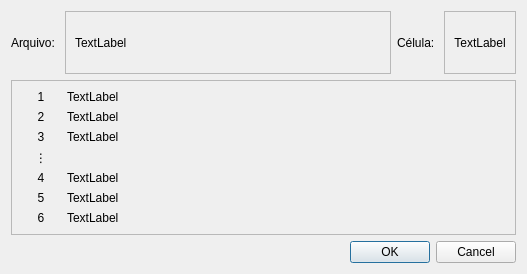
Old version of the form corretor/ui/form_show_names.ui in the repository luis-dafonseca/CorretorENA.
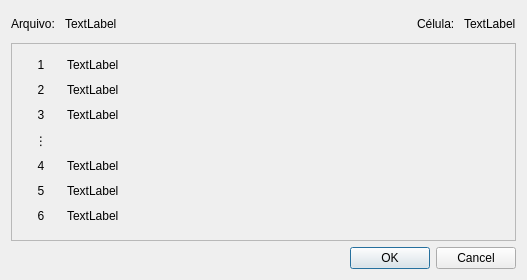
New version of the form.

Patch:
```diff
--- a/corretor/ui/form_show_names.ui
+++ b/corretor/ui/form_show_names.ui
@@ -7,7 +7,7 @@
     <x>0</x>
     <y>0</y>
     <width>527</width>
-    <height>274</height>
+    <height>280</height>
    </rect>
   </property>
   <property name="windowTitle">
@@ -18,75 +18,87 @@
     <layout class="QHBoxLayout" name="horizontalLayout_2">
      <item>
       <widget class="QLabel" name="label_8">
+       <property name="sizePolicy">
+        <sizepolicy hsizetype="Preferred" vsizetype="Fixed">
+         <horstretch>0</horstretch>
+         <verstretch>0</verstretch>
+        </sizepolicy>
+       </property>
+       <property name="minimumSize">
+        <size>
+         <width>0</width>
+         <height>26</height>
+        </size>
+       </property>
        <property name="text">
         <string>Arquivo: </string>
        </property>
       </widget>
      </item>
      <item>
-      <widget class="QFrame" name="frame_2">
+      <widget class="QLabel" name="labelFileName">
+       <property name="sizePolicy">
+        <sizepolicy hsizetype="Preferred" vsizetype="Fixed">
+         <horstretch>2</horstretch>
+         <verstretch>0</verstretch>
+        </sizepolicy>
+       </property>
+       <property name="minimumSize">
+        <size>
+         <width>0</width>
+         <height>26</height>
+        </size>
+       </property>
        <property name="frameShape">
-        <enum>QFrame::StyledPanel</enum>
+        <enum>QFrame::NoFrame</enum>
        </property>
-       <property name="frameShadow">
-        <enum>QFrame::Raised</enum>
+       <property name="text">
+        <string>TextLabel</string>
        </property>
-       <layout class="QGridLayout" name="gridLayout_3">
-        <item row="0" column="0">
-         <widget class="QLabel" name="labelFileName">
-          <property name="sizePolicy">
-           <sizepolicy hsizetype="Preferred" vsizetype="Preferred">
-            <horstretch>2</horstretch>
-            <verstretch>0</verstretch>
-           </sizepolicy>
-          </property>
-          <property name="text">
-           <string>TextLabel</string>
-          </property>
-         </widget>
-        </item>
-       </layout>
       </widget>
      </item>
      <item>
       <widget class="QLabel" name="label_6">
+       <property name="sizePolicy">
+        <sizepolicy hsizetype="Preferred" vsizetype="Fixed">
+         <horstretch>0</horstretch>
+         <verstretch>0</verstretch>
+        </sizepolicy>
+       </property>
+       <property name="minimumSize">
+        <size>
+         <width>0</width>
+         <height>26</height>
+        </size>
+       </property>
        <property name="text">
         <string>Célula: </string>
        </property>
       </widget>
      </item>
      <item>
-      <widget class="QFrame" name="frame_3">
+      <widget class="QLabel" name="labelFirstName">
        <property name="sizePolicy">
-        <sizepolicy hsizetype="Preferred" vsizetype="Preferred">
+        <sizepolicy hsizetype="Preferred" vsizetype="Fixed">
          <horstretch>0</horstretch>
          <verstretch>0</verstretch>
         </sizepolicy>
        </property>
+       <property name="minimumSize">
+        <size>
+         <width>40</width>
+         <height>26</height>
+        </size>
+       </property>
        <property name="frameShape">
-        <enum>QFrame::StyledPanel</enum>
+        <enum>QFrame::NoFrame</enum>
        </property>
-       <property name="frameShadow">
-        <enum>QFrame::Raised</enum>
+       <property name="text">
+        <string>TextLabel</string>
        </property>
-       <layout class="QGridLayout" name="gridLayout_4">
-        <item row="0" column="0">
-         <widget class="QLabel" name="labelFirstName">
-          <property name="minimumSize">
-           <size>
-            <width>40</width>
-            <height>0</height>
-           </size>
-          </property>
-          <property name="text">
-           <string>TextLabel</string>
-          </property>
-          <property name="alignment">
-           <set>Qt::AlignCenter</set>
-          </property>
-         </widget>
-        </item>
-       </layout>
+       <property name="alignment">
+        <set>Qt::AlignLeading|Qt::AlignLeft|Qt::AlignVCenter</set>
+       </property>
       </widget>
      </item>
     </layout>
@@ -114,6 +126,12 @@
        <layout class="QFormLayout" name="formLayout">
         <item row="0" column="0">
          <widget class="QLabel" name="labelNumber_1">
+          <property name="sizePolicy">
+           <sizepolicy hsizetype="Fixed" vsizetype="Fixed">
+            <horstretch>0</horstretch>
+            <verstretch>0</verstretch>
+           </sizepolicy>
+          </property>
           <property name="minimumSize">
            <size>
             <width>40</width>
@@ -130,6 +148,18 @@
         </item>
         <item row="0" column="1">
          <widget class="QLabel" name="labelName_1">
+          <property name="sizePolicy">
+           <sizepolicy hsizetype="Preferred" vsizetype="Fixed">
+            <horstretch>0</horstretch>
+            <verstretch>26</verstretch>
+           </sizepolicy>
+          </property>
+          <property name="minimumSize">
+           <size>
+            <width>0</width>
+            <height>0</height>
+           </size>
+          </property>
           <property name="text">
            <string>TextLabel</string>
           </property>
@@ -137,6 +167,12 @@
         </item>
         <item row="1" column="0">
          <widget class="QLabel" name="labelNumber_2">
+          <property name="sizePolicy">
+           <sizepolicy hsizetype="Fixed" vsizetype="Fixed">
+            <horstretch>0</horstretch>
+            <verstretch>0</verstretch>
+           </sizepolicy>
+          </property>
           <property name="minimumSize">
            <size>
             <width>40</width>
@@ -153,6 +189,12 @@
         </item>
         <item row="1" column="1">
          <widget class="QLabel" name="labelName_2">
+          <property name="sizePolicy">
+           <sizepolicy hsizetype="Preferred" vsizetype="Fixed">
+            <horstretch>0</horstretch>
+            <verstretch>26</verstretch>
+           </sizepolicy>
+          </property>
           <property name="text">
            <string>TextLabel</string>
           </property>
@@ -160,6 +202,12 @@
         </item>
         <item row="2" column="0">
          <widget class="QLabel" name="labelNumber_3">
+          <property name="sizePolicy">
+           <sizepolicy hsizetype="Fixed" vsizetype="Fixed">
+            <horstretch>0</horstretch>
+            <verstretch>0</verstretch>
+           </sizepolicy>
+          </property>
           <property name="minimumSize">
            <size>
             <width>40</width>
@@ -176,6 +224,12 @@
         </item>
         <item row="2" column="1">
          <widget class="QLabel" name="labelName_3">
+          <property name="sizePolicy">
+           <sizepolicy hsizetype="Preferred" vsizetype="Fixed">
+            <horstretch>0</horstretch>
+            <verstretch>26</verstretch>
+           </sizepolicy>
+          </property>
           <property name="text">
            <string>TextLabel</string>
           </property>
@@ -183,6 +237,12 @@
         </item>
         <item row="4" column="0">
          <widget class="QLabel" name="labelNumber_4">
+          <property name="sizePolicy">
+           <sizepolicy hsizetype="Fixed" vsizetype="Fixed">
+            <horstretch>0</horstretch>
+            <verstretch>0</verstretch>
+           </sizepolicy>
+          </property>
           <property name="minimumSize">
            <size>
             <width>40</width>
@@ -199,6 +259,12 @@
         </item>
         <item row="4" column="1">
          <widget class="QLabel" name="labelName_4">
+          <property name="sizePolicy">
+           <sizepolicy hsizetype="Preferred" vsizetype="Fixed">
+            <horstretch>0</horstretch>
+            <verstretch>26</verstretch>
+           </sizepolicy>
+          </property>
           <property name="text">
            <string>TextLabel</string>
           </property>
@@ -206,6 +272,12 @@
         </item>
         <item row="5" column="0">
          <widget class="QLabel" name="labelNumber_5">
+          <property name="sizePolicy">
+           <sizepolicy hsizetype="Fixed" vsizetype="Fixed">
+            <horstretch>0</horstretch>
+            <verstretch>0</verstretch>
+           </sizepolicy>
+          </property>
           <property name="minimumSize">
            <size>
             <width>40</width>
@@ -222,6 +294,12 @@
         </item>
         <item row="5" column="1">
          <widget class="QLabel" name="labelName_5">
+          <property name="sizePolicy">
+           <sizepolicy hsizetype="Preferred" vsizetype="Fixed">
+            <horstretch>0</horstretch>
+            <verstretch>26</verstretch>
+           </sizepolicy>
+          </property>
           <property name="text">
            <string>TextLabel</string>
           </property>
@@ -229,6 +307,12 @@
         </item>
         <item row="6" column="0">
          <widget class="QLabel" name="labelNumber_6">
+          <property name="sizePolicy">
+           <sizepolicy hsizetype="Fixed" vsizetype="Fixed">
+            <horstretch>0</horstretch>
+            <verstretch>0</verstretch>
+           </sizepolicy>
+          </property>
           <property name="minimumSize">
            <size>
             <width>40</width>
@@ -245,6 +329,12 @@
         </item>
         <item row="6" column="1">
          <widget class="QLabel" name="labelName_6">
+          <property name="sizePolicy">
+           <sizepolicy hsizetype="Preferred" vsizetype="Fixed">
+            <horstretch>0</horstretch>
+            <verstretch>26</verstretch>
+           </sizepolicy>
+          </property>
           <property name="text">
            <string>TextLabel</string>
           </property>
```
Left out of the diff: 44 changed lines with no effect on the pictures.
